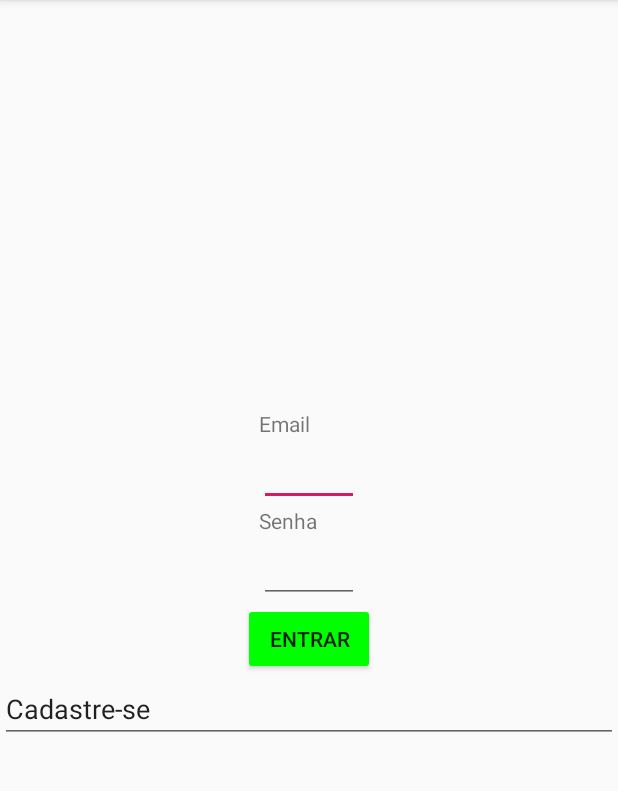
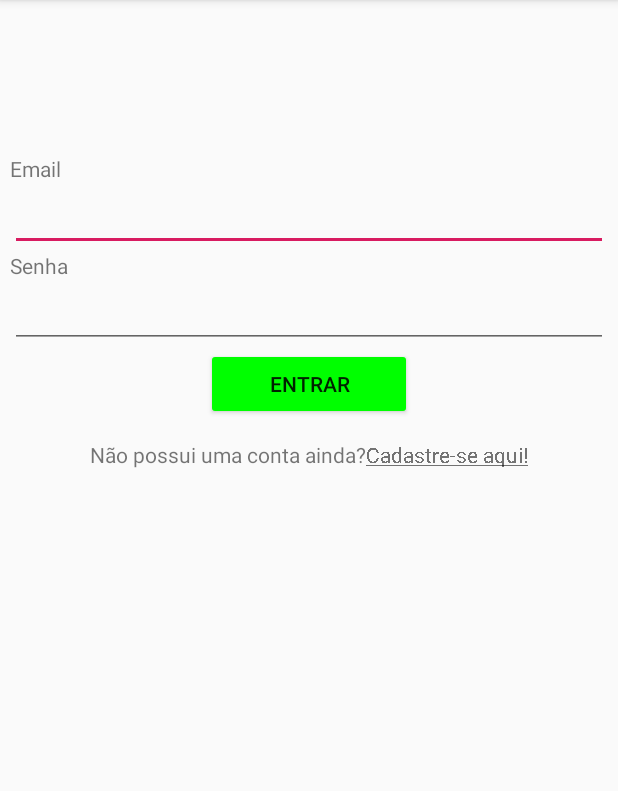
Before and after one commit to MailsonD/PDM-Noticias-e-Cafe, an Android app: the LoginActivity screen opened directly, with no data from a screen before it, on a phone screen of 412 x 824 dp, the part 84-875 px from its top. Run offline under Robolectric (Android 15) with nearby library versions, the phone set to English and light mode, and no system bars.

Commit message:
Reorganizando grid e layouts da página de login

```diff
--- a/app/src/main/java/com/ifpb/noticia_e_cafe/tela/LoginActivity.java
+++ b/app/src/main/java/com/ifpb/noticia_e_cafe/tela/LoginActivity.java
@@ -2,6 +2,7 @@ package com.ifpb.noticia_e_cafe.tela;
 
 import android.content.Intent;
 import android.graphics.Color;
+import android.graphics.Paint;
 import android.support.v7.app.AppCompatActivity;
 import android.os.Bundle;
 import android.text.InputType;
@@ -10,64 +11,120 @@ import android.view.Display;
 import android.view.Gravity;
 import android.widget.EditText;
 import android.widget.LinearLayout;
+import android.widget.TextView;
 
 import com.ifpb.noticia_e_cafe.component.ButtonComponent;
 import com.ifpb.noticia_e_cafe.component.InputField;
+import com.ifpb.noticia_e_cafe.util.DeviceProperties;
 
 public class LoginActivity extends AppCompatActivity {
 
-    private LinearLayout linearLayoutForm;
-//    private LinearLayout linearLayoutButtons;
+    private LinearLayout layoutMain;
+    private LinearLayout layoutForm;
+    private LinearLayout layoutCadastro;
     private InputField inputFieldEmail;
     private InputField inputFieldSenha;
     private ButtonComponent btnConfirmar;
-    private EditText textoCadastro;
+    private TextView textoCadastro;
+    private TextView linkCadastro;
+    private int width;
+    private int heigth;
 
     @Override
     protected void onCreate(Bundle savedInstanceState) {
         super.onCreate(savedInstanceState);
 
 
-        //============ INSTANCIANDO COMPONENTES ===============
-        linearLayoutForm = new LinearLayout(this);
-//        linearLayoutButtons = new LinearLayout(this);
-        inputFieldEmail = new InputField(this,"Email", InputType.TYPE_TEXT_VARIATION_WEB_EMAIL_ADDRESS,100);
-        inputFieldSenha = new InputField(this,"Senha", InputType.TYPE_TEXT_VARIATION_PASSWORD,100);
-        btnConfirmar = new ButtonComponent(this,"Entrar", 50, Color.GREEN);
-        textoCadastro= new EditText(this);
-        textoCadastro.setText("Cadastre-se");
-        textoCadastro.setGravity(Gravity.BOTTOM);
-        textoCadastro.setClickable(true);
-
-        //============== CONFIGURANDO LAYOUT ==================
-        linearLayoutForm.setLayoutParams(new LinearLayout.LayoutParams(
+        //========== CONFIGURANDO LAYOUT PRINCIPAL =============
+        layoutMain = new LinearLayout(this);
+        layoutMain.setLayoutParams(new LinearLayout.LayoutParams(
                 LinearLayout.LayoutParams.MATCH_PARENT, LinearLayout.LayoutParams.MATCH_PARENT)
         );
-        linearLayoutForm.setGravity(Gravity.CENTER);
-        linearLayoutForm.setOrientation(LinearLayout.VERTICAL);
+        layoutMain.setGravity(Gravity.CENTER_HORIZONTAL);
+        layoutMain.setPadding(0,0,0,0);
+        layoutMain.setOrientation(LinearLayout.VERTICAL);
 
-        //=====================================================
-//        linearLayoutButtons.setLayoutParams(new LinearLayout.LayoutParams(
-//                LinearLayout.LayoutParams.MATCH_PARENT, LinearLayout.LayoutParams.MATCH_PARENT)
-//        );
-//        linearLayoutButtons.setGravity(Gravity.CENTER);
-//        linearLayoutButtons.setOrientation(LinearLayout.VERTICAL);
+        width = DeviceProperties.getDeviceWidth(getWindowManager());
+        heigth = DeviceProperties.getDeviceHeight(getWindowManager());
+
+        configurandoImagem();
+        configurandoFormulario();
+        configurandoTextoDeCadastro();
+
+
+        //===== ADICIONANDO COMPONENTES AO LAYOUT PRINCIPAL =====
+        setContentView(layoutMain);
+        layoutMain.addView(layoutForm);
+        layoutMain.addView(layoutCadastro);
+
+    }
+
+
+
+
+
+    private void configurandoImagem() {
+
+    }
+
+    private void configurandoFormulario() {
+        //====== CONFIGURANDO LAYOUT DO FORMULARIO ========
+        layoutForm = new LinearLayout(this);
+        layoutForm.setOrientation(LinearLayout.VERTICAL);
+        layoutForm.setGravity(Gravity.CENTER_HORIZONTAL);
+        layoutForm.setPadding(10,heigth/8,10,10);
+
+        inputFieldEmail = new InputField(
+                this,"Email", InputType.TYPE_TEXT_VARIATION_WEB_EMAIL_ADDRESS,width
+        );
+        inputFieldSenha = new InputField(
+                this,"Senha", InputType.TYPE_TEXT_VARIATION_PASSWORD,width
+        );
+        btnConfirmar = new ButtonComponent(
+                this,"Entrar", width/3, Color.GREEN
+        );
+
+        //=========== ADICIONANDO EVENTOS ONCLICK ==============
+
+        btnConfirmar.setOnClickAction(
+                (v) -> Log.d("DEBUGANDO_SAPORRA","MeuBotão")
+        );
 
         //========= ADICIONANDO COMPONENTES AO LAYOUT =========
-        setContentView(linearLayoutForm);
-        linearLayoutForm.addView(inputFieldEmail);
-        linearLayoutForm.addView(inputFieldSenha);
-        linearLayoutForm.addView(btnConfirmar);
-        linearLayoutForm.addView(textoCadastro);
+
+        layoutForm.addView(inputFieldEmail);
+        layoutForm.addView(inputFieldSenha);
+        layoutForm.addView(btnConfirmar);
+
+    }
+
+    private void configurandoTextoDeCadastro() {
+        //======= CONFIGURANDO LAYOUT DO LINK DE CADASTRO ======
+        layoutCadastro = new LinearLayout(this);
+        layoutCadastro.setGravity(Gravity.CENTER_HORIZONTAL);
+//        layoutCadastro.setVerticalGravity(Gravity.BOTTOM);
+        layoutCadastro.setOrientation(LinearLayout.HORIZONTAL);
+        layoutCadastro.setPadding(10,10,10,10);
+
+        textoCadastro= new TextView(this);
+        linkCadastro = new TextView(this);
+
+        textoCadastro.setText("Não possui uma conta ainda?");
+        linkCadastro.setText("Cadastre-se aqui!");
+        linkCadastro.setPaintFlags(Paint.UNDERLINE_TEXT_FLAG);
+        linkCadastro.setClickable(true);
 
 
         //=========== ADICIONANDO EVENTOS ONCLICK ==============
-
-        btnConfirmar.setOnClickAction((v) -> Log.d("DEBUGANDO_SAPORRA","MeuBotão"));
-        btnConfirmar.setOnClickAction(
-                (v) -> onNewIntent(new Intent(this,TelaCadastro.class))
+        linkCadastro.setOnClickListener(
+                (v) -> startActivity(new Intent(this,TelaCadastro.class))
         );
 
+        //========= ADICIONANDO COMPONENTES AO LAYOUT =========
+        layoutCadastro.addView(textoCadastro);
+        layoutCadastro.addView(linkCadastro);
+    }
 
-    }
+
+
 }
```
